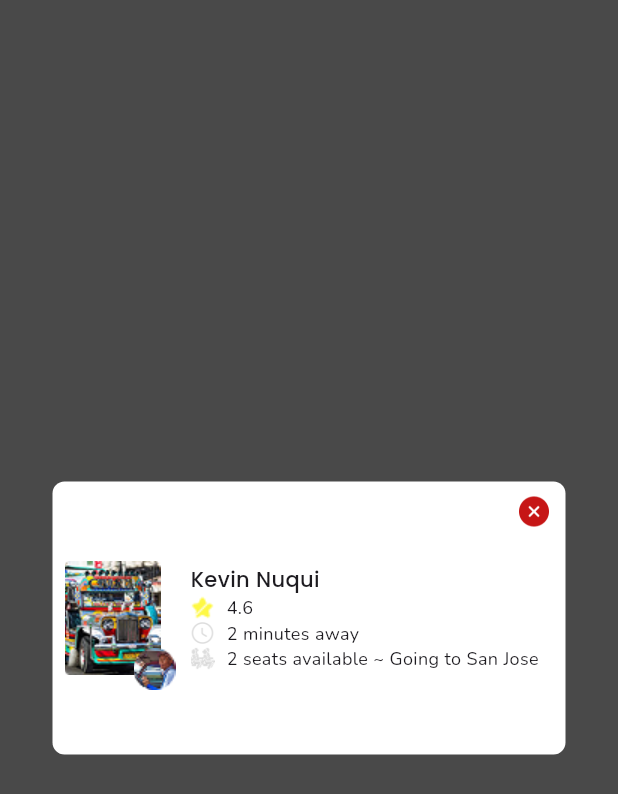
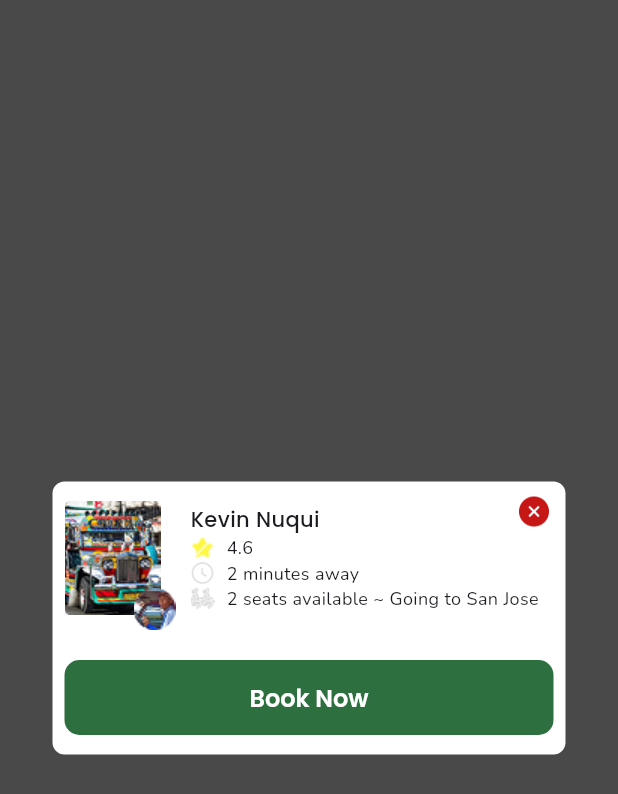
Before and after one commit to jamydevelop/Jodally-Flutter-App, a Flutter app: the screen it shows after launch, on a phone screen of 412 x 824 dp. Shown: the top 794 px of the screen. Run offline on Flutter 3.47's test engine with Material 3 defaults, Android fonts, the phone set to English and light mode, and no system bars; our stand-ins replace geolocator, google_maps_flutter.

Commit message:
Passenger Book Details Dialog done

```diff
--- a/jodally_flutter_app/lib/core/components/home_passenger_book_details_dialog.dart
+++ b/jodally_flutter_app/lib/core/components/home_passenger_book_details_dialog.dart
@@ -1,4 +1,5 @@
 import 'package:flutter/material.dart';
+import 'package:jodally_flutter_app/core/components/common_button.dart';
 import 'package:jodally_flutter_app/core/components/common_text_label.dart';
 import 'package:jodally_flutter_app/core/resources/assets.dart';
 import 'package:jodally_flutter_app/core/resources/colors.dart';
@@ -96,6 +97,22 @@ class HomePassengerBookDetailsDialog extends StatelessWidget {
                         ),
                       ],
                     ),
+                    SizedBox(height: 30),
+                    SizedBox(
+                      width: double.infinity,
+                      //BUTTON ------------------------------
+                      child: CommonButton(
+                        height: 50,
+                        backgroundColor: greenPrimary,
+                        child: CommonTextLabel(
+                          text: 'Book Now',
+                          fontFamily: 'Poppins',
+                          fontWeight: FontWeight.w600,
+                          fontSize: fontSizeCallout,
+                        ),
+                        onPressed: () {},
+                      ),
+                    ),
                   ],
                 ),
               ),
```
